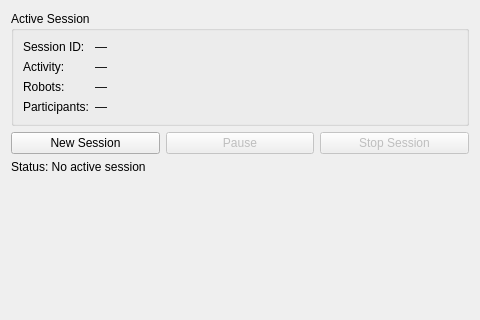
Qt form src/gui/ui/session_panel.ui (techandpeople/SoftEdIBO) before a commit.
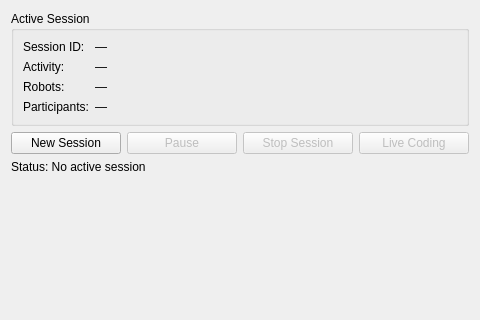
The same form after that commit.

What changed in the file:
```diff
--- a/src/gui/ui/session_panel.ui
+++ b/src/gui/ui/session_panel.ui
@@ -72,6 +72,13 @@
        <property name="enabled"><bool>false</bool></property>
       </widget>
      </item>
+     <item>
+      <widget class="QPushButton" name="observer_btn">
+       <property name="whatsThis"><string>Reopen the live-coding window for this session's participants. Use it if you closed that window by accident; observations and markers keep logging to the same session.</string></property>
+       <property name="text"><string>Live Coding</string></property>
+       <property name="enabled"><bool>false</bool></property>
+      </widget>
+     </item>
     </layout>
    </item>
    <item>
```
Left out of the diff: 4 changed lines with no effect on the pictures.
